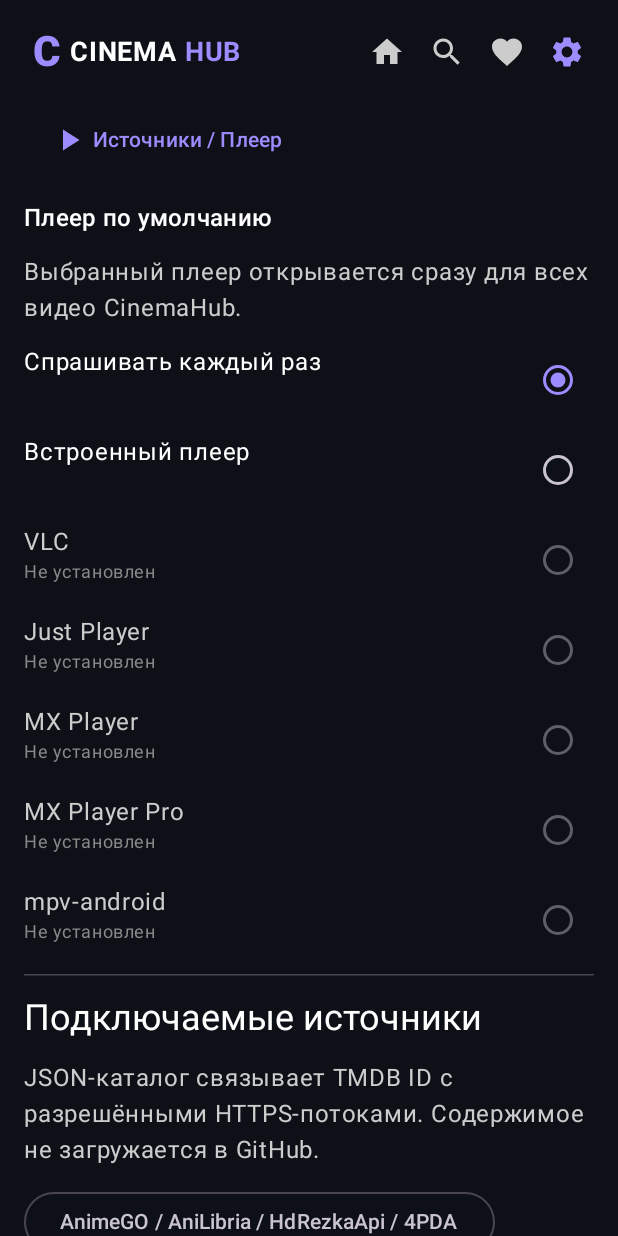
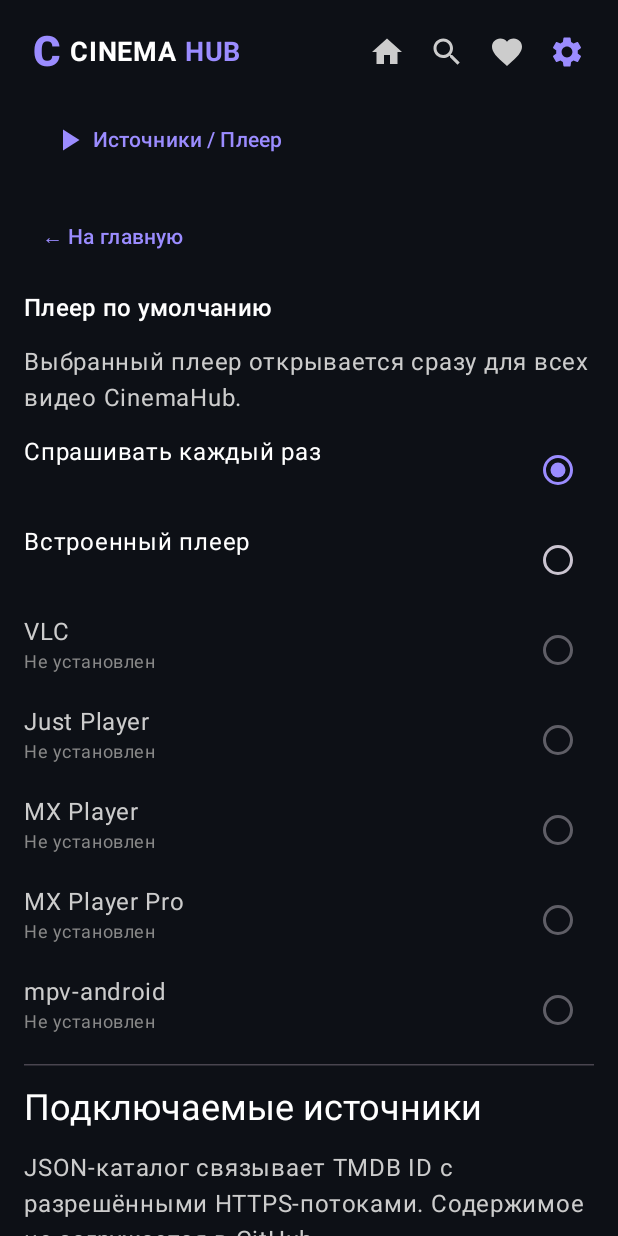
Before and after one commit to Taktangel/CinemaHub, an Android app built with Jetpack Compose: the screen it shows after launch (MainActivity), after a tap on "Настройки", on a phone screen of 412 x 824 dp. Run offline under Robolectric (Android 15) with nearby library versions, the phone set to English and light mode, and no system bars; libraries missing offline, so code that uses them is left out: okhttp3.dnsoverhttps; network calls fail; pictures from the network do not load; 3 other taps on this screen came first.

Commit message:
Release v0.11.1 network timeout and Settings back navigation fixes

```diff
--- a/app/src/main/java/com/cinemahub/app/CatalogAdapter.kt
+++ b/app/src/main/java/com/cinemahub/app/CatalogAdapter.kt
@@ -119,7 +119,7 @@ object JsonCatalogAdapter : CatalogAdapter {
 }
 
 @Composable
-fun CatalogAdapterSettingsScreen(onOpenProviders: () -> Unit = {}) {
+fun CatalogAdapterSettingsScreen(onOpenProviders: () -> Unit = {}, onBack: () -> Unit = {}) {
     val context = LocalContext.current
     var url by remember { mutableStateOf(JsonCatalogAdapter.catalogUrl(context)) }
     var enabled by remember { mutableStateOf(JsonCatalogAdapter.isEnabled(context)) }
@@ -129,6 +129,7 @@ fun CatalogAdapterSettingsScreen(onOpenProviders: () -> Unit = {}) {
     val valid = url.isBlank() || (url.startsWith("https://") && isSupportedStreamUrl(url))
 
     Column(Modifier.fillMaxSize().verticalScroll(rememberScrollState()).padding(16.dp), verticalArrangement = Arrangement.spacedBy(12.dp)) {
+        TextButton(onClick = onBack) { Text("← На главную") }
         PlaybackSettingsSection()
         HorizontalDivider()
         Text("Подключаемые источники", color = Color.White, style = MaterialTheme.typography.headlineSmall)
```
